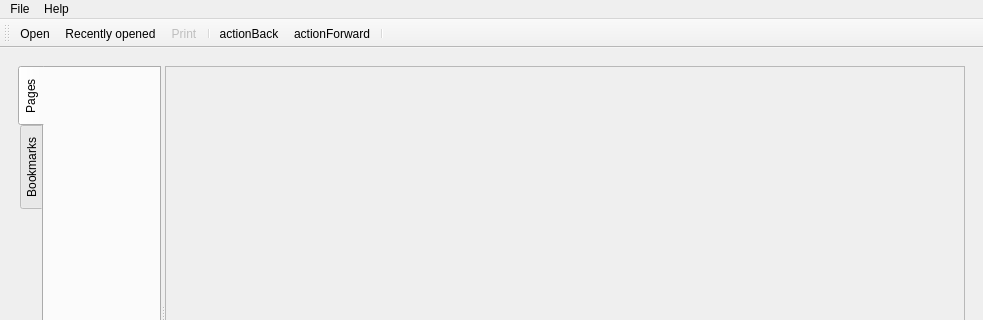
qtproject/pyside-pyside-setup, file examples/demos/documentviewer/mainwindow.ui: the form before one commit; both pictures show x 0 to 983 and y 0 to 320 of the 983 by 602 pixel window.
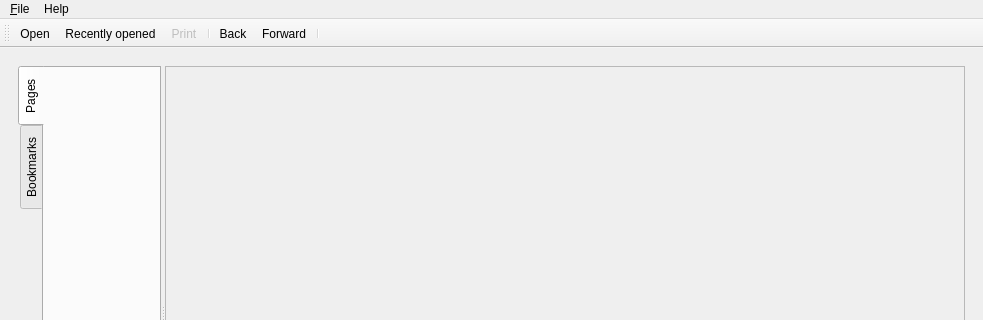
The form after the commit. Icons and pictures are not drawn.

```diff
--- a/examples/demos/documentviewer/mainwindow.ui
+++ b/examples/demos/documentviewer/mainwindow.ui
@@ -88,12 +88,12 @@
      <x>0</x>
      <y>0</y>
      <width>983</width>
-     <height>26</height>
+     <height>24</height>
     </rect>
    </property>
    <widget class="QMenu" name="qtFileMenu">
     <property name="title">
-     <string>File</string>
+     <string>&amp;File</string>
     </property>
     <addaction name="actionOpen"/>
     <addaction name="actionRecent"/>
@@ -135,7 +135,7 @@
      <normaloff>:/demos/documentviewer/images/open.png</normaloff>:/demos/documentviewer/images/open.png</iconset>
    </property>
    <property name="text">
-    <string>Open</string>
+    <string>&amp;Open</string>
    </property>
    <property name="shortcut">
     <string>Ctrl+O</string>
@@ -162,7 +162,7 @@
      <normaloff>:/demos/documentviewer/images/go-next.svgz</normaloff>:/demos/documentviewer/images/go-next.svgz</iconset>
    </property>
    <property name="text">
-    <string>actionForward</string>
+    <string>Forward</string>
    </property>
    <property name="toolTip">
     <string>One step forward</string>
@@ -177,7 +177,7 @@
      <normaloff>:/demos/documentviewer/images/go-previous.svgz</normaloff>:/demos/documentviewer/images/go-previous.svgz</iconset>
    </property>
    <property name="text">
-    <string>actionBack</string>
+    <string>Back</string>
    </property>
    <property name="toolTip">
     <string>One step back</string>
@@ -195,7 +195,7 @@
      <normaloff>:/demos/documentviewer/images/print2x.png</normaloff>:/demos/documentviewer/images/print2x.png</iconset>
    </property>
    <property name="text">
-    <string>Print</string>
+    <string>&amp;Print</string>
    </property>
    <property name="toolTip">
     <string>Print current file</string>
@@ -226,7 +226,7 @@
      <normaloff>:/demos/documentviewer/images/document-open-recent.svgz</normaloff>:/demos/documentviewer/images/document-open-recent.svgz</iconset>
    </property>
    <property name="text">
-    <string>Recently opened...</string>
+    <string>&amp;Recently opened...</string>
    </property>
    <property name="shortcut">
     <string>Meta+R</string>
```
Left out of the diff: 37 changed lines with no effect on the pictures.
